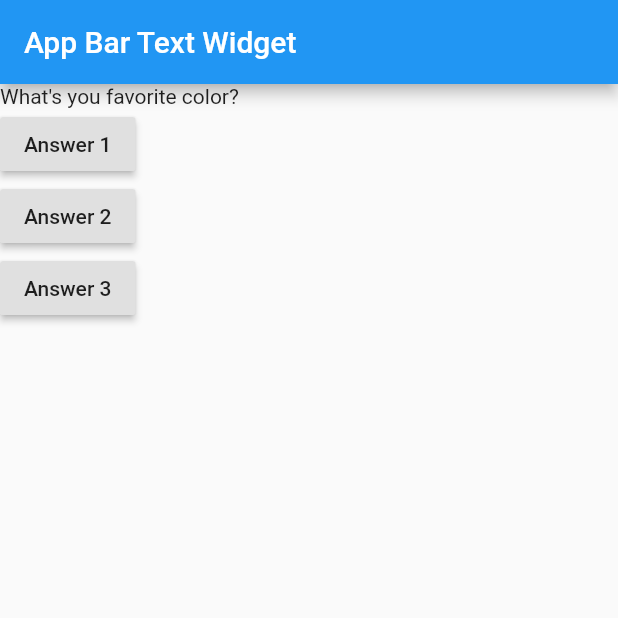
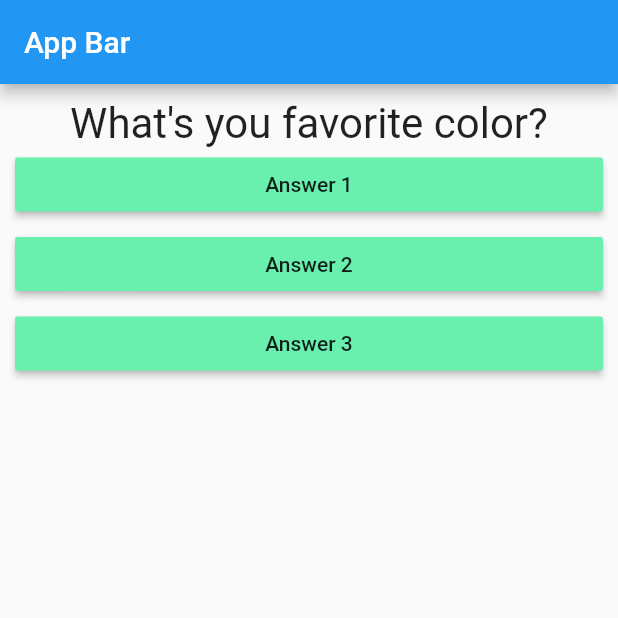
Before and after one commit to GargNishant/FlutterGuide, a Flutter app: the screen it shows after launch, on a phone screen of 412 x 824 dp, the top half of it. Run offline on Flutter 3.47's test engine with Material 2 defaults, Android fonts, the phone set to English and light mode, and no system bars.

Commit message:
+ Global Button with function passing

```diff
--- /dev/null
+++ b/lib/button.dart
@@ -0,0 +1,21 @@
+
+import 'package:flutter/material.dart';
+
+class Button extends StatelessWidget{
+  final Function passedFunction;
+  final String text;
+  Button(this.passedFunction, this.text);
+
+  @override
+  Widget build(BuildContext context) {
+    return Container(
+      width: double.infinity,
+      margin: EdgeInsets.only(left: 10,right: 10,bottom: 5),
+      child: RaisedButton(onPressed: passedFunction,
+        color: Colors.greenAccent,
+        child: Text(text),
+      ),
+    );
+  }
+
+}
--- a/lib/main.dart
+++ b/lib/main.dart
@@ -1,5 +1,5 @@
 import 'package:flutter/material.dart';
-
+import 'package:flutterguide/button.dart';
 
 import 'package:flutterguide/statelessText.dart';
 
@@ -20,14 +20,13 @@ class _ApplicationWidgetState extends State<ApplicationWidget>{
   Widget build(BuildContext context) {
     return MaterialApp(
         home: Scaffold(
-            appBar: AppBar(title: Text("App Bar Text Widget"),),
+            appBar: AppBar(title: Text("App Bar"),),
             body: Column(
-              crossAxisAlignment: CrossAxisAlignment.start,
               children: <Widget>[
                 StatelessText(_questions[_questIndex]),
-                RaisedButton(child: Text("Answer 1"), onPressed: _answerQuestion,),
-                RaisedButton(child: Text("Answer 2"), onPressed: _answerQuestion,),
-                RaisedButton(child: Text("Answer 3"), onPressed: _answerQuestion,),
+                Button(_answerQuestion,"Answer 1"),
+                Button(_answerQuestion,"Answer 2"),
+                Button(_answerQuestion,"Answer 3"),
               ],
             )));
   }
--- a/lib/statelessText.dart
+++ b/lib/statelessText.dart
@@ -1,13 +1,20 @@
+import 'package:flutter/material.dart';
+import 'package:flutter/rendering.dart';
 
-import 'package:flutter/material.dart';
-
-class StatelessText extends StatelessWidget{
+class StatelessText extends StatelessWidget {
   final String text;
 
   StatelessText(this.text);
 
   @override
   Widget build(BuildContext context) {
-    return Text(text);
+    return Container(
+      width: double.infinity,
+      margin: EdgeInsets.only(top: 10),
+      child: Text(text,
+        style: TextStyle(fontSize: 28),
+        textAlign: TextAlign.center,
+      ),
+    );
   }
 }
```
